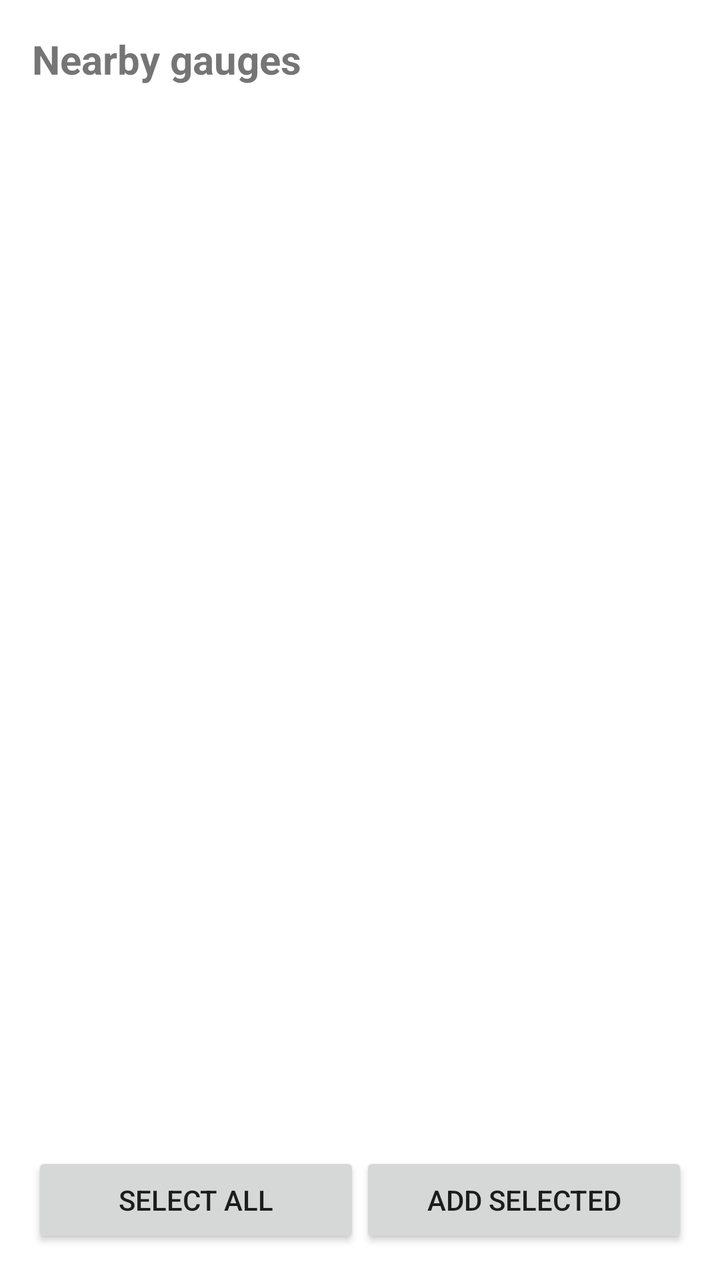
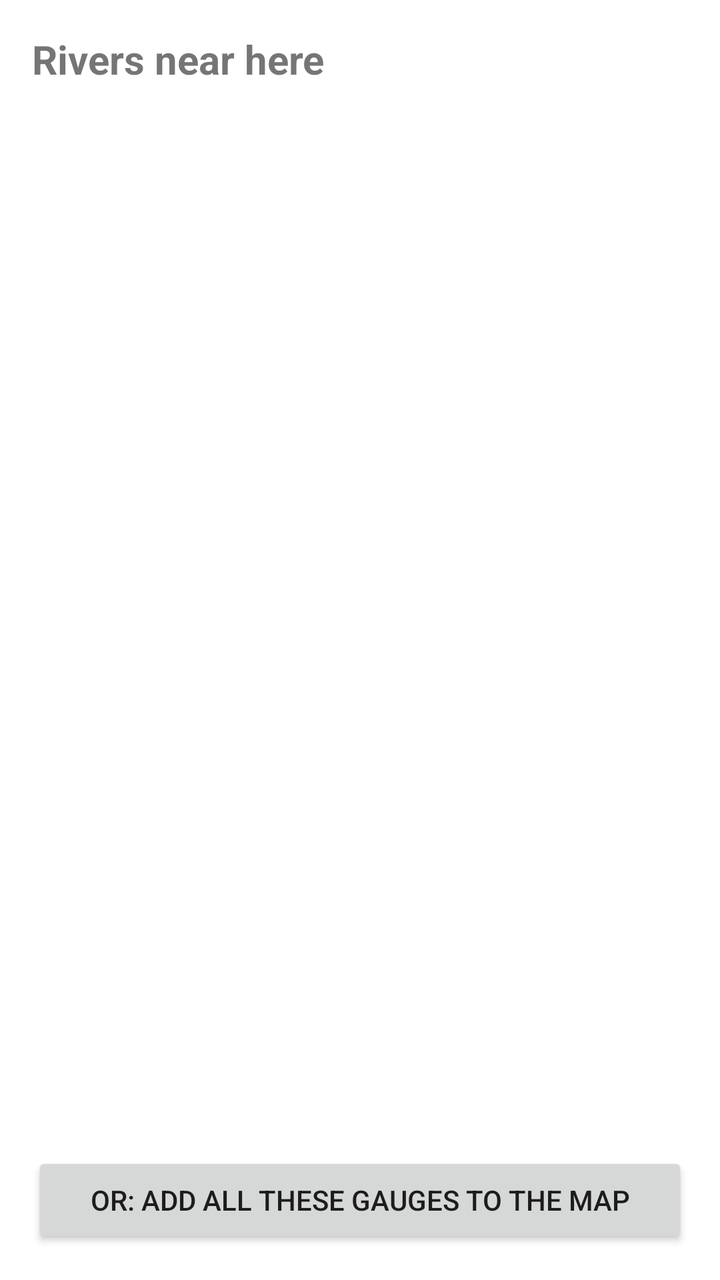

Screens rendered from an Android XML layout before and after an edit, with the pre-edit source and the edit as a unified diff.
<!-- AndroidManifest.xml: application theme Theme.PugetFlow -->
<!-- res/layout/activity_nearby.xml -->
<?xml version="1.0" encoding="utf-8"?>
<LinearLayout xmlns:android="http://schemas.android.com/apk/res/android"
    android:layout_width="match_parent"
    android:layout_height="match_parent"
    android:orientation="vertical"
    android:padding="16dp">

    <TextView
        android:id="@+id/txtTitle"
        android:layout_width="match_parent"
        android:layout_height="wrap_content"
        android:text="Nearby gauges"
        android:textSize="20sp"
        android:textStyle="bold"
        android:paddingBottom="4dp" />

    <TextView
        android:id="@+id/txtSubtitle"
        android:layout_width="match_parent"
        android:layout_height="wrap_content"
        android:text=""
        android:textSize="13sp"
        android:paddingBottom="8dp" />

    <ListView
        android:id="@+id/list"
        android:layout_width="match_parent"
        android:layout_height="0dp"
        android:layout_weight="1"
        android:choiceMode="multipleChoice" />

    <LinearLayout
        android:layout_width="match_parent"
        android:layout_height="wrap_content"
        android:orientation="horizontal"
        android:paddingTop="8dp">

        <Button
            android:id="@+id/btnSelectAll"
            android:layout_width="0dp"
            android:layout_height="wrap_content"
            android:layout_weight="1"
            android:text="Select all" />

        <Button
            android:id="@+id/btnAdd"
            android:layout_width="0dp"
            android:layout_height="wrap_content"
            android:layout_weight="1"
            android:text="Add selected" />
    </LinearLayout>
</LinearLayout>
<!-- resources referenced by this layout -->
<resources>
  <style name="Theme.PugetFlow" parent="Theme.MaterialComponents.DayNight.NoActionBar" />
</resources>

<!-- the commit's change to res/layout/activity_nearby.xml (unified diff, before → after) -->
@@ -9,7 +9,7 @@
         android:id="@+id/txtTitle"
         android:layout_width="match_parent"
         android:layout_height="wrap_content"
-        android:text="Nearby gauges"
+        android:text="Rivers near here"
         android:textSize="20sp"
         android:textStyle="bold"
         android:paddingBottom="4dp" />
@@ -26,27 +26,12 @@
         android:id="@+id/list"
         android:layout_width="match_parent"
         android:layout_height="0dp"
-        android:layout_weight="1"
-        android:choiceMode="multipleChoice" />
+        android:layout_weight="1" />
 
-    <LinearLayout
+    <Button
+        android:id="@+id/btnAdd"
         android:layout_width="match_parent"
         android:layout_height="wrap_content"
-        android:orientation="horizontal"
-        android:paddingTop="8dp">
-
-        <Button
-            android:id="@+id/btnSelectAll"
-            android:layout_width="0dp"
-            android:layout_height="wrap_content"
-            android:layout_weight="1"
-            android:text="Select all" />
-
-        <Button
-            android:id="@+id/btnAdd"
-            android:layout_width="0dp"
-            android:layout_height="wrap_content"
-            android:layout_weight="1"
-            android:text="Add selected" />
-    </LinearLayout>
+        android:layout_marginTop="8dp"
+        android:text="Or: add all these gauges to the map" />
 </LinearLayout>
